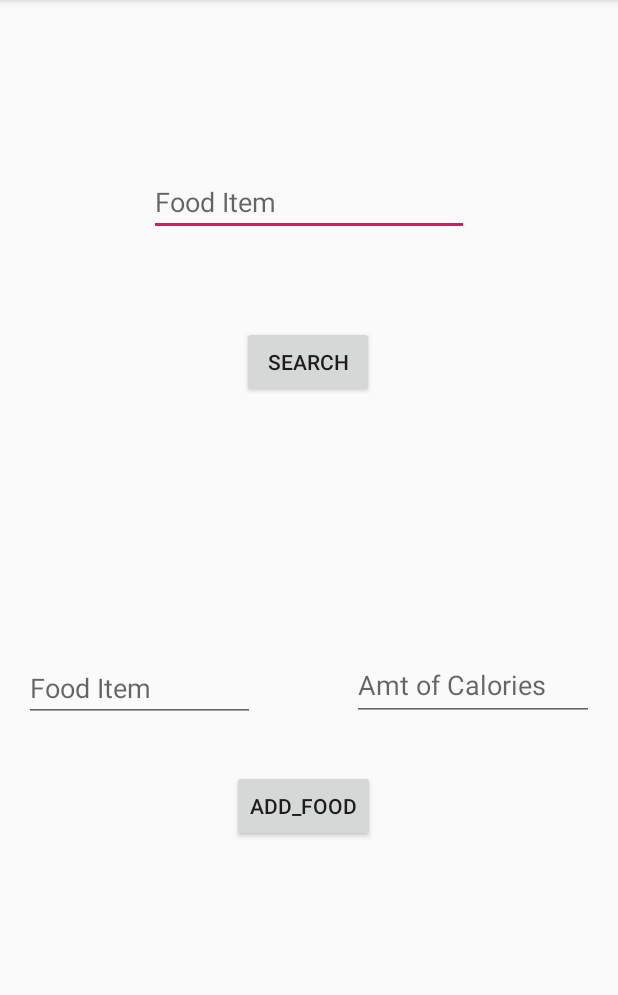
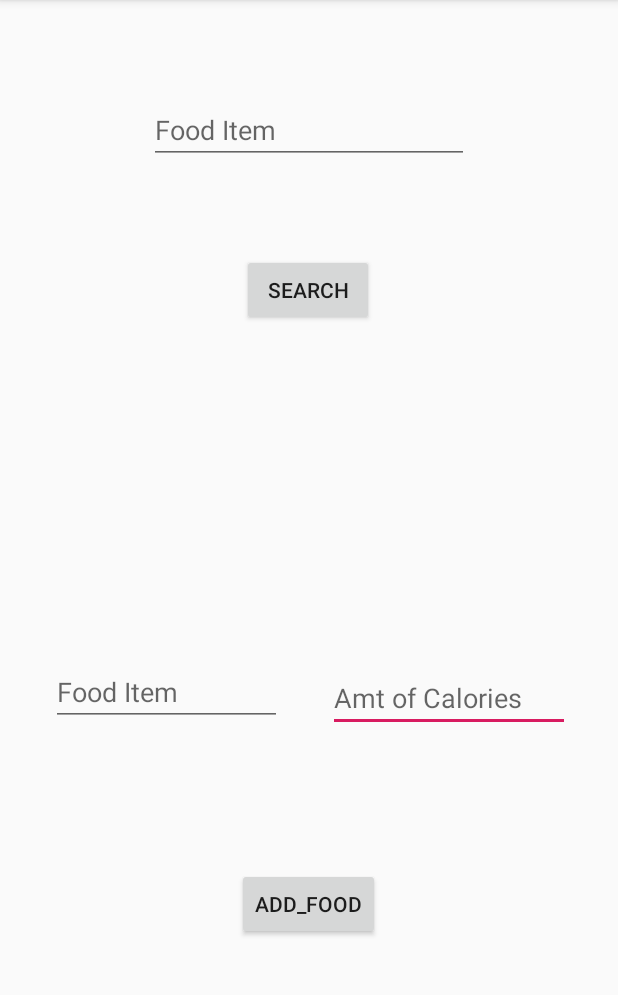
Before and after one commit to budgy11/ProjectHave2Eat, an Android app: the Calories screen opened directly, with no data from a screen before it, on a phone screen of 412 x 824 dp, the part 84-1079 px from its top. Run offline under Robolectric (Android 15) with nearby library versions, the phone set to English and light mode, and no system bars.

Commit message:
Allowed input into hashmap containing calories

```diff
--- a/app/src/main/java/com/example/projecthave2eat/Calories.java
+++ b/app/src/main/java/com/example/projecthave2eat/Calories.java
@@ -1,36 +1,15 @@
 package com.example.projecthave2eat;
 
-import androidx.annotation.Nullable;
 import androidx.appcompat.app.AppCompatActivity;
 
-import android.database.sqlite.SQLiteOpenHelper;
-import android.os.AsyncTask;
 import android.os.Bundle;
-import android.util.Log;
 import android.view.View;
 import android.widget.Button;
 import android.widget.EditText;
 import android.widget.TextView;
 import android.widget.Toast;
 
-import org.apache.http.HttpResponse;
-import org.apache.http.NameValuePair;
-import org.apache.http.client.HttpClient;
-import org.apache.http.client.entity.UrlEncodedFormEntity;
-import org.apache.http.client.methods.HttpPost;
-import org.apache.http.impl.client.DefaultHttpClient;
-import org.apache.http.message.BasicNameValuePair;
-import org.json.JSONObject;
-
-import java.io.BufferedReader;
-import java.io.ByteArrayInputStream;
-import java.io.IOException;
-import java.io.InputStream;
-import java.io.InputStreamReader;
-import java.io.StringWriter;
-import java.util.ArrayList;
 import java.util.HashMap;
-import java.util.List;
 //Crashes when pressing the submit button
 //Posts to api but returns "E/response: response :{"error_message":"Error: invalid json","message":"Questions? Reference this errors '_id' on the Nutritionix Forum. https://developer.nutritionix.com/forum","recommendations":"Check your Request Details. You may have incorrectly used some params, or the request was malformed.","req_info":{"_parsedUrl":{"protocol":null,"slashes":null,"auth":null,"host":null,"port":null,"hostname":null,"hash":null,"search":null,"query":null,"pathname":"/v1_1/search","path":"/v1_1/search","href":"/v1_1/search"},"method":"POST","query":{},"remoteAddress":"127.0.0.1","headers":{"x-forwarded-port":"443","user-agent":"Apache-HttpClient/UNAVAILABLE (java 1.4)","x-forwarded-proto":"https","host":"api.nutritionix.com","x-forwarded-for":"136.32.64.125, 10.0.1.142","connection":"close","content-length":"126","content-type":"application/json"},"body":{}},"_id":"5eadb4d319f450cc3b10466a"}"
 //Error found when using correct content type header with no json or
@@ -45,7 +24,7 @@ public class Calories extends AppCompatActivity {
 
     String responseServer;
 
-    //Retrive string food from edit text
+    //Retrieve string food from edit text
     @Override
     protected void onCreate(Bundle savedInstanceState) {
         super.onCreate(savedInstanceState);
@@ -79,10 +58,13 @@ public class Calories extends AppCompatActivity {
 
             }
         });
-        addFood = (Button)findViewById(R.id.AddFood);
+        addFood = (Button)findViewById(R.id.AddFoodFrag);
         addFood.setOnClickListener(new View.OnClickListener() {
             @Override
             public void onClick(View v) {
+                //AddCalories fragment1 = new AddCalories();
+                //getSupportFragmentManager().beginTransaction().add(R.id.container,fragment1).commit();
+
                 String FoodAdd = foodAdd.getText().toString();
                 String calAdd = calorieAdd.getText().toString();
                 Toast.makeText(getApplicationContext(), FoodAdd + "has been added with " + calAdd + "calories", Toast.LENGTH_LONG).show();
--- a/app/src/main/res/layout/activity_calories.xml
+++ b/app/src/main/res/layout/activity_calories.xml
@@ -5,6 +5,34 @@
     android:layout_width="match_parent"
     android:layout_height="match_parent"
     tools:context=".Calories">
+
+    <EditText
+        android:id="@+id/calorieAdd"
+        android:layout_width="161dp"
+        android:layout_height="44dp"
+        android:layout_marginTop="444dp"
+        android:layout_marginEnd="32dp"
+        android:layout_marginRight="32dp"
+        android:ems="10"
+        android:hint="Amt of Calories"
+        android:inputType="textPersonName"
+        app:layout_constraintEnd_toEndOf="parent"
+        app:layout_constraintTop_toTopOf="parent" />
+
+    <EditText
+        android:id="@+id/foodAdd"
+        android:layout_width="154dp"
+        android:layout_height="44dp"
+        android:layout_marginStart="32dp"
+        android:layout_marginLeft="32dp"
+        android:layout_marginTop="440dp"
+        android:ems="10"
+        android:hint="Food Item"
+        android:inputType="textPersonName"
+        app:layout_constraintEnd_toStartOf="@+id/calorieAdd"
+        app:layout_constraintHorizontal_bias="0.068"
+        app:layout_constraintStart_toStartOf="parent"
+        app:layout_constraintTop_toTopOf="parent" />
 
     <Button
         android:id="@+id/calorieQuery"
@@ -21,7 +49,7 @@
         android:id="@+id/foodText"
         android:layout_width="wrap_content"
         android:layout_height="wrap_content"
-        android:layout_marginTop="112dp"
+        android:layout_marginTop="64dp"
         android:ems="10"
         android:hint="Food Item"
         android:inputType="text"
@@ -31,50 +59,24 @@
 
     <TextView
         android:id="@+id/calorieView"
-        android:layout_width="360dp"
-        android:layout_height="96dp"
-        android:layout_marginTop="52dp"
+        android:layout_width="350dp"
+        android:layout_height="145dp"
+        android:layout_marginTop="20dp"
         android:gravity="center"
         android:textSize="36dp"
         app:layout_constraintEnd_toEndOf="parent"
-        app:layout_constraintHorizontal_bias="0.431"
+        app:layout_constraintHorizontal_bias="0.49"
         app:layout_constraintStart_toStartOf="parent"
         app:layout_constraintTop_toBottomOf="@+id/calorieQuery" />
 
-    <EditText
-        android:id="@+id/foodAdd"
-        android:layout_width="154dp"
-        android:layout_height="44dp"
-        android:layout_marginTop="24dp"
-        android:ems="10"
-        android:hint="Food Item"
-        android:inputType="textPersonName"
-        app:layout_constraintEnd_toStartOf="@+id/calorieAdd"
-        app:layout_constraintHorizontal_bias="0.2"
-        app:layout_constraintStart_toStartOf="parent"
-        app:layout_constraintTop_toBottomOf="@+id/calorieView" />
-
-    <EditText
-        android:id="@+id/calorieAdd"
-        android:layout_width="161dp"
-        android:layout_height="47dp"
-        android:layout_marginTop="20dp"
-        android:layout_marginEnd="16dp"
-        android:layout_marginRight="16dp"
-        android:ems="10"
-        android:hint="Amt of Calories"
-        android:inputType="textPersonName"
-        app:layout_constraintEnd_toEndOf="parent"
-        app:layout_constraintTop_toBottomOf="@+id/calorieView" />
-
     <Button
-        android:id="@+id/AddFood"
+        android:id="@+id/AddFoodFrag"
         android:layout_width="wrap_content"
         android:layout_height="wrap_content"
-        android:layout_marginTop="100dp"
+        android:layout_marginTop="196dp"
         android:text="add_Food"
         app:layout_constraintEnd_toEndOf="parent"
-        app:layout_constraintHorizontal_bias="0.488"
+        app:layout_constraintHorizontal_bias="0.498"
         app:layout_constraintStart_toStartOf="parent"
         app:layout_constraintTop_toBottomOf="@+id/calorieView" />
 
```
